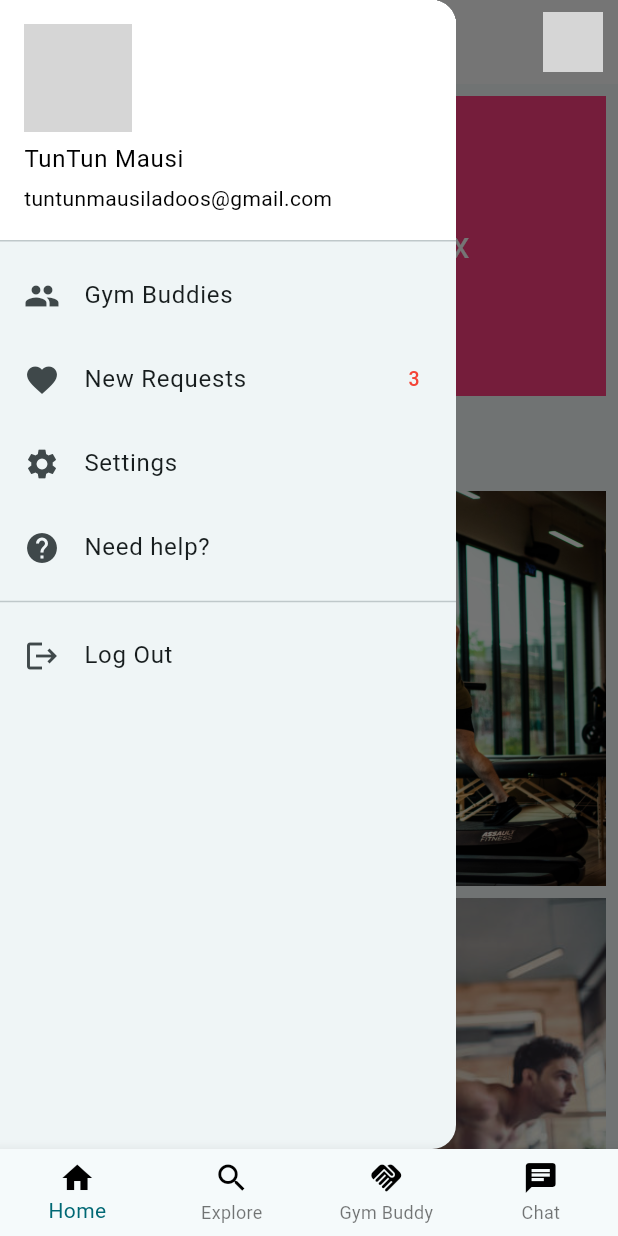
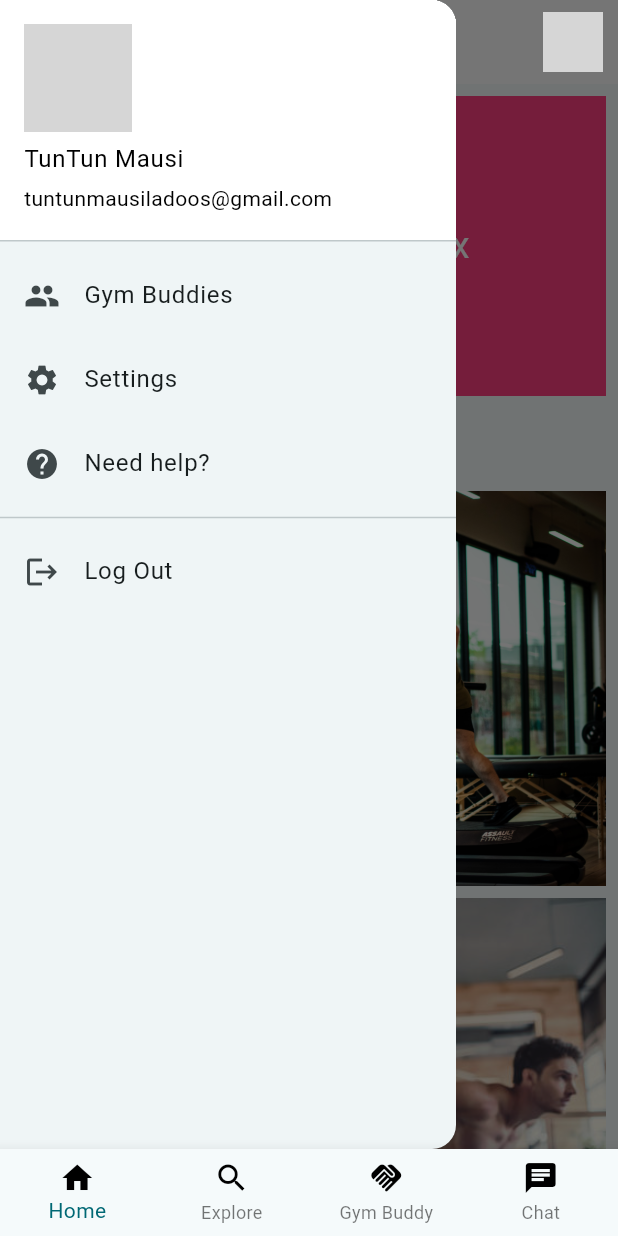
Before and after one commit to ugauniyal/Grind, a Flutter app: the screen it shows after launch, with the side drawer open, on a phone screen of 412 x 824 dp. Run offline on Flutter 3.47's test engine with Material 2 defaults, Android fonts, the phone set to English and light mode, and no system bars; our stand-ins replace flutter_chat_types, flutter_chat_ui, flutter_dotenv, youtube_player_flutter; missing offline and left inert: emailjs; network calls fail; grey boxes are pictures that could not be loaded.

Commit message:
updated side bar for gym buddies

```diff
--- a/flutter projects/workout_app/lib/sideBar.dart
+++ b/flutter projects/workout_app/lib/sideBar.dart
@@ -1,4 +1,5 @@
 import 'package:flutter/material.dart';
+import 'package:workout_app/Gym_Buddies_List.dart';
 import 'package:workout_app/Need_Help.dart';
 import 'package:workout_app/SettingPage.dart';
 
@@ -31,21 +32,12 @@ class NavBar extends StatelessWidget {
           ListTile(
             leading: Icon(Icons.people),
             title: Text('Gym Buddies'),
-            onTap: () => Null,
-          ),
-          ListTile(
-            leading: Icon(Icons.favorite),
-            title: Text('New Requests'),
-            onTap: () => Null,
-            trailing: Container(
-              child: Text(
-                '3',
-                style: TextStyle(
-                  color: Colors.red,
-                  fontSize: 13,
-                ),
-              ),
-            ),
+            onTap: (){
+              Navigator.push(context,
+                  MaterialPageRoute(builder: (context)=>GymBuddies())
+
+              );
+            }
           ),
           ListTile(
             leading: Icon(Icons.settings),
```
